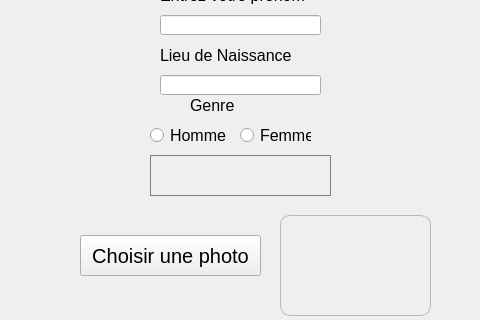
Above: ui/registration.ui from OBAMARIE13/final_pyqt before the change; both pictures show x 230 to 710 and y 185 to 505 of the 902 by 732 pixel window. Below: the same form after it.
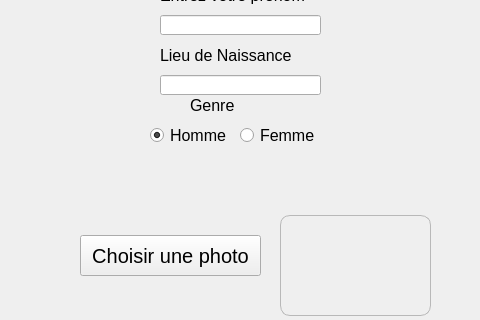
That is the form after the change. Icons and pictures are not drawn.

Diff of the .ui file:
```diff
--- a/ui/registration.ui
+++ b/ui/registration.ui
@@ -383,13 +383,16 @@
    <property name="text">
     <string>Homme</string>
    </property>
+   <property name="checked">
+    <bool>true</bool>
+   </property>
   </widget>
   <widget class="QRadioButton" name="sexe_f">
    <property name="geometry">
     <rect>
      <x>470</x>
      <y>310</y>
-     <width>71</width>
+     <width>81</width>
      <height>20</height>
     </rect>
    </property>
@@ -410,23 +413,6 @@
     </rect>
    </property>
   </widget>
-  <widget class="QLabel" name="sexe_label">
-   <property name="geometry">
-    <rect>
-     <x>380</x>
-     <y>340</y>
-     <width>181</width>
-     <height>41</height>
-    </rect>
-   </property>
-   <property name="styleSheet">
-    <string notr="true">border : 1px solid gray;
-font-size : 16px;</string>
-   </property>
-   <property name="text">
-    <string/>
-   </property>
-  </widget>
  </widget>
  <resources>
   <include location="../images.qrc"/>
```
